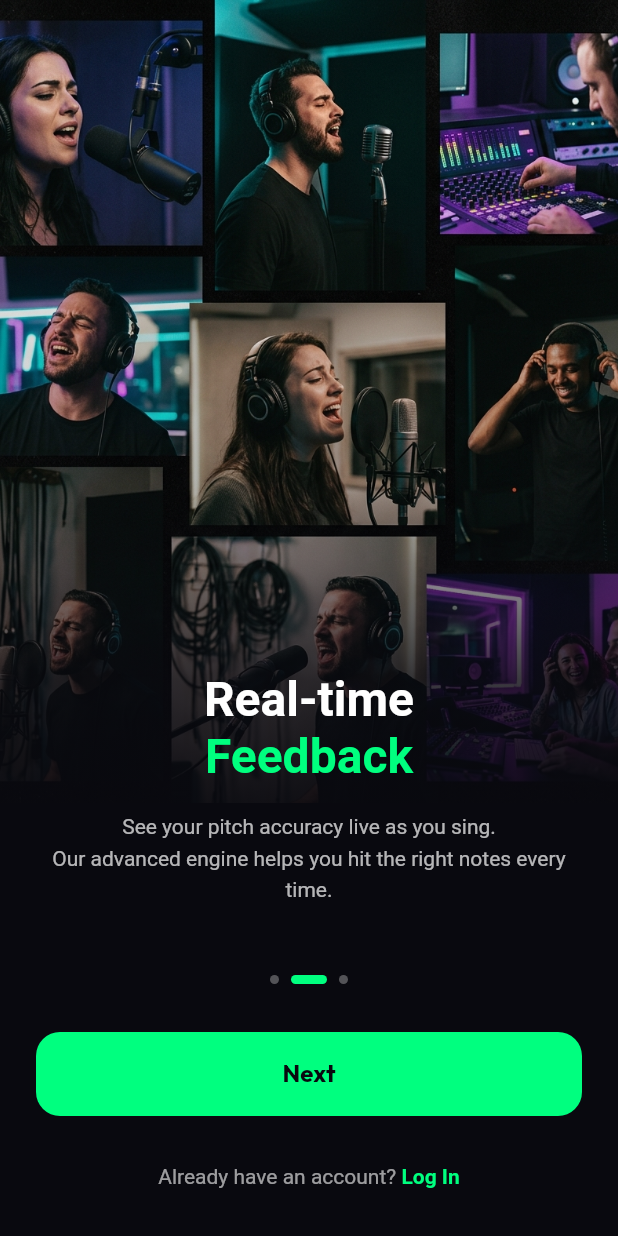
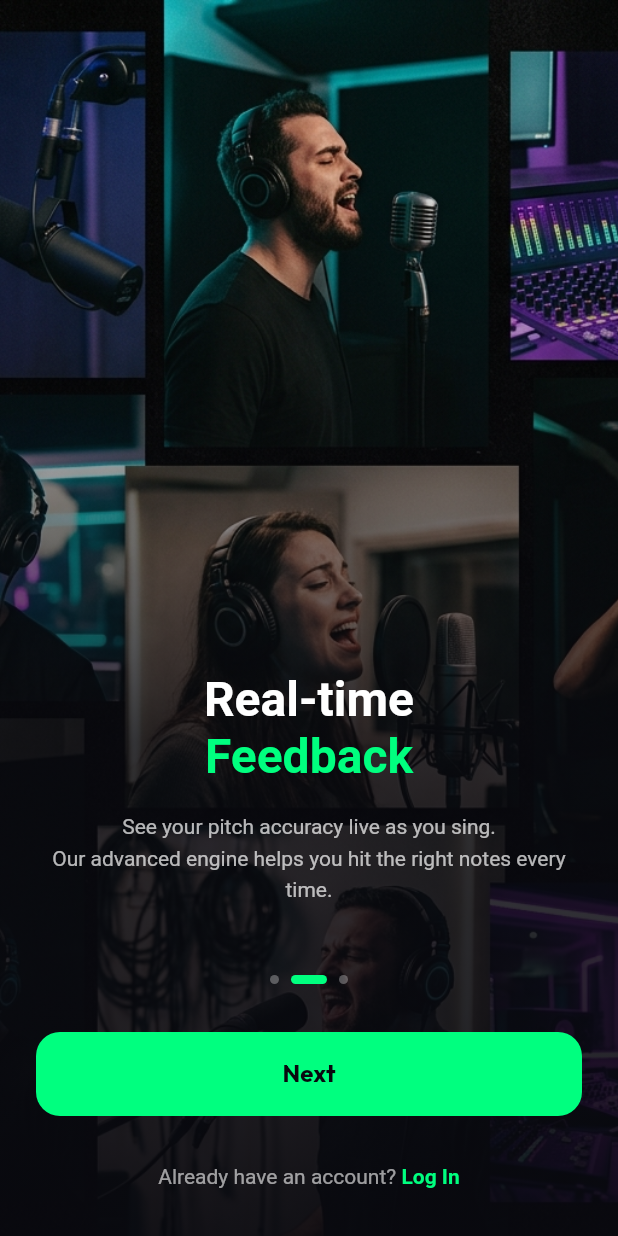
Before and after one commit to GioGabriel/cockatiel, a Flutter app: the screen it shows after launch, swiped to page 2, on a phone screen of 412 x 824 dp. Run offline on Flutter 3.47's test engine with Material 3 defaults, Android fonts, the phone set to English and light mode, and no system bars; our stand-ins replace firebase_auth, firebase_core, flutter_local_notifications, google_fonts, lottie, shared_preferences and 1 more; missing offline and left inert: record; accounts and stored records are empty; network calls fail.

Commit message:
style: extend onboarding background image to full screen to remove black void at bottom

```diff
--- a/mobile/vocal_coach_app/lib/features/onboarding/presentation/onboarding_page.dart
+++ b/mobile/vocal_coach_app/lib/features/onboarding/presentation/onboarding_page.dart
@@ -78,33 +78,29 @@ class _OnboardingPageState extends State<OnboardingPage> {
       backgroundColor: const Color(0xFF09090F),
       body: Stack(
         children: [
-          // Background Collage
-          Positioned(
-            top: 0,
-            left: 0,
-            right: 0,
-            height: MediaQuery.of(context).size.height * 0.65,
+          // Background Collage covers the ENTIRE screen
+          Positioned.fill(
             child: Image.asset(
               'assets/images/onboarding_collage.jpg',
               fit: BoxFit.cover,
+              alignment: Alignment.topCenter,
             ),
           ),
 
-          // Dark Gradient Overlay
+          // Dark Gradient Overlay (matching Login screen aesthetic)
           Positioned.fill(
-            child: Container(
+            child: DecoratedBox(
               decoration: BoxDecoration(
                 gradient: LinearGradient(
                   begin: Alignment.topCenter,
                   end: Alignment.bottomCenter,
+                  stops: const [0.0, 0.35, 0.60, 1.0],
                   colors: [
                     Colors.transparent,
-                    const Color(0xFF09090F).withOpacity(0.2),
-                    const Color(0xFF09090F).withOpacity(0.8),
-                    const Color(0xFF09090F),
-                    const Color(0xFF09090F),
+                    const Color(0xFF09090F).withOpacity(0.35),
+                    const Color(0xFF09090F).withOpacity(0.80),
+                    const Color(0xFF09090F).withOpacity(0.92),
                   ],
-                  stops: const [0.0, 0.4, 0.55, 0.7, 1.0],
                 ),
               ),
             ),
```
